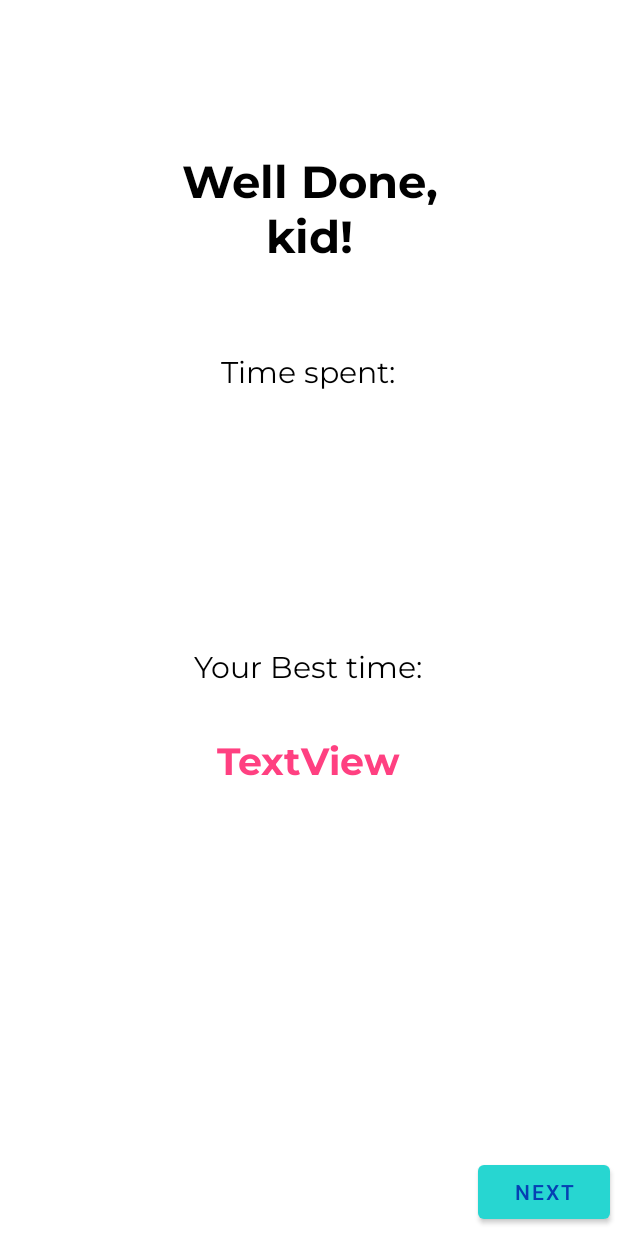
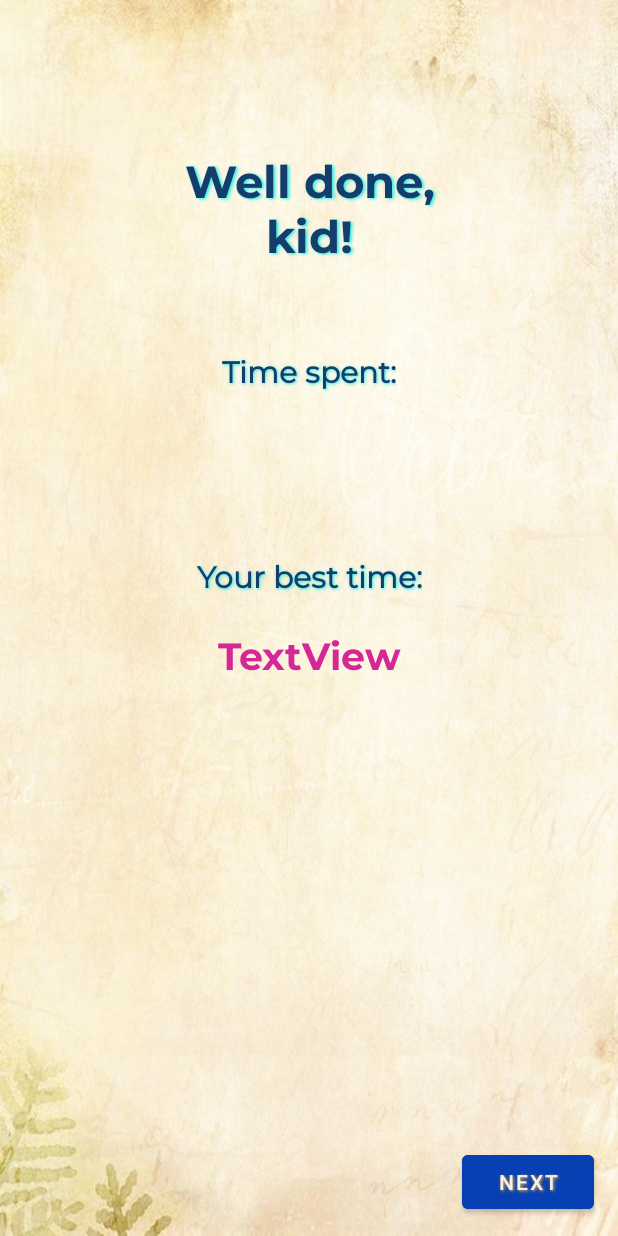
Before and after one commit to SantaKolosovska/KidsPuzzle, an Android app: the ScoreActivity screen opened directly, with no data from a screen before it, on a phone screen of 412 x 824 dp. Run offline under Robolectric (Android 15) with nearby library versions, the phone set to English and light mode, and no system bars.

Commit message:
changed some of design

```diff
--- a/app/src/main/res/layout/activity_grid_view.xml
+++ b/app/src/main/res/layout/activity_grid_view.xml
@@ -37,6 +37,7 @@
         android:onClick="onImageFromCameraClick"
         android:src="@drawable/ic_baseline_photo_camera_24"
         android:backgroundTint="@color/pink"
+        android:alpha="0.8"
         app:layout_constraintBottom_toBottomOf="parent"
         app:layout_constraintEnd_toEndOf="parent" />
 
@@ -52,6 +53,8 @@
         android:src="@drawable/ic_baseline_image_24"
         android:tint="@android:color/white"
         app:layout_constraintBottom_toBottomOf="parent"
+        android:backgroundTint="@color/pink"
+        android:alpha="0.8"
         app:layout_constraintEnd_toStartOf="@id/cameraButton" />
 
 </androidx.constraintlayout.widget.ConstraintLayout>
--- a/app/src/main/res/layout/activity_score.xml
+++ b/app/src/main/res/layout/activity_score.xml
@@ -4,6 +4,7 @@
     xmlns:tools="http://schemas.android.com/tools"
     android:layout_width="match_parent"
     android:layout_height="match_parent"
+    android:background="@drawable/bg_beige1"
     tools:context=".ScoreActivity">
 
     <TextView
@@ -13,8 +14,12 @@
         android:layout_marginTop="100dp"
         android:fontFamily="@font/montserrat_bold"
         android:gravity="center"
+        android:shadowColor="@color/aqua"
+        android:shadowDx="2"
+        android:shadowDy="1"
+        android:shadowRadius="2"
         android:text="@string/congratulation"
-        android:textColor="@color/black"
+        android:textColor="@color/blue_dark1"
         android:textSize="30sp"
         app:layout_constraintEnd_toEndOf="parent"
         app:layout_constraintStart_toStartOf="parent"
@@ -28,26 +33,29 @@
         android:fontFamily="@font/montserrat"
         android:gravity="center"
         android:text="@string/your_time_text"
-        android:textColor="@color/black"
+        android:textColor="@color/blue_dark1"
         android:textSize="20sp"
+        android:textStyle="bold"
         app:layout_constraintEnd_toEndOf="parent"
-        app:layout_constraintHorizontal_bias="0.498"
         app:layout_constraintStart_toStartOf="parent"
         app:layout_constraintTop_toBottomOf="@+id/congratulation_text"
-        tools:ignore="UnknownId" />
+        tools:ignore="UnknownId"
+        android:shadowColor="@color/aqua"
+        android:shadowDx="1"
+        android:shadowDy="1"
+        android:shadowRadius="2"/>
 
     <TextView
         android:id="@+id/your_time"
         android:layout_width="wrap_content"
         android:layout_height="wrap_content"
-        android:layout_marginTop="30dp"
+        android:layout_marginTop="20dp"
         android:fontFamily="@font/montserrat_bold"
         android:gravity="center"
         android:text="@string/textview"
-        android:textColor="@color/colorAccent"
+        android:textColor="@color/purple"
         android:textSize="25sp"
         app:layout_constraintEnd_toEndOf="parent"
-        app:layout_constraintHorizontal_bias="0.498"
         app:layout_constraintStart_toStartOf="parent"
         app:layout_constraintTop_toBottomOf="@+id/your_time_text" />
 
@@ -55,29 +63,32 @@
         android:id="@+id/best_time_text"
         android:layout_width="wrap_content"
         android:layout_height="wrap_content"
-        android:layout_marginTop="100dp"
+        android:layout_marginTop="50dp"
         android:fontFamily="@font/montserrat"
         android:gravity="center"
         android:text="@string/best_time_text"
-        android:textColor="@color/black"
         android:textSize="20sp"
         app:layout_constraintEnd_toEndOf="parent"
-        app:layout_constraintHorizontal_bias="0.498"
         app:layout_constraintStart_toStartOf="parent"
-        app:layout_constraintTop_toBottomOf="@+id/your_time" />
+        app:layout_constraintTop_toBottomOf="@+id/your_time"
+        android:textColor="@color/blue_dark1"
+        android:textStyle="bold"
+        android:shadowColor="@color/aqua"
+        android:shadowDx="1"
+        android:shadowDy="1"
+        android:shadowRadius="2"/>
 
     <TextView
         android:id="@+id/best_time"
         android:layout_width="wrap_content"
         android:layout_height="36dp"
-        android:layout_marginTop="30dp"
+        android:layout_marginTop="20dp"
         android:fontFamily="@font/montserrat_bold"
         android:gravity="center"
         android:text="TextView"
-        android:textColor="@color/colorAccent"
+        android:textColor="@color/purple"
         android:textSize="25sp"
         app:layout_constraintEnd_toEndOf="parent"
-        app:layout_constraintHorizontal_bias="0.498"
         app:layout_constraintStart_toStartOf="parent"
         app:layout_constraintTop_toBottomOf="@+id/best_time_text" />
 
@@ -96,10 +107,17 @@
         android:id="@+id/next_btn"
         android:layout_width="wrap_content"
         android:layout_height="wrap_content"
-        android:layout_marginEnd="5dp"
-        android:layout_marginBottom="5dp"
+        android:layout_marginEnd="16dp"
+        android:layout_marginBottom="12dp"
         android:onClick="startNewGame"
         android:text="@string/next_btn"
+        android:textColor="@color/beige"
+        android:shadowColor="@color/yellow"
+        android:shadowDx="1"
+        android:shadowDy="1"
+        android:shadowRadius="2"
+        android:backgroundTint="@color/blue_dark"
+        android:alpha="1"
         app:layout_constraintBottom_toBottomOf="parent"
         app:layout_constraintEnd_toEndOf="parent" />
 </androidx.constraintlayout.widget.ConstraintLayout>
--- a/app/src/main/res/values/colors.xml
+++ b/app/src/main/res/values/colors.xml
@@ -22,8 +22,9 @@
 
     --- edited colors from palette ---
     <color name="blue_dark">#0640B3</color>
-    <color name="purple">#CE1D8D</color>
-    <color name="pink">#C3FA207F</color>
-    <color name="aqua">#27D6D1</color>
+    <color name="purple">#D62796</color>
+    <color name="pink">#FA207F</color>
+    <color name="aqua">#28EEE7</color>
+    <color name="yellow2">#FBCD42</color>
     --- /colors from palette ---
 </resources>
--- a/app/src/main/res/values/strings.xml
+++ b/app/src/main/res/values/strings.xml
@@ -1,8 +1,8 @@
 <resources>
     <string name="app_name">AndroidPuzzleGame</string>
-    <string name="congratulation">Well Done, kid!</string>
+    <string name="congratulation">Well done, kid!</string>
     <string name="your_time_text">Time spent: </string>
-    <string name="best_time_text">Your Best time:  </string>
+    <string name="best_time_text">Your best time:  </string>
     <string name="textview">TextView</string>
     <string name="next_btn">NEXT</string>
     <string name="exit_btn">EXIT</string>
--- a/app/src/main/res/values/themes.xml
+++ b/app/src/main/res/values/themes.xml
@@ -4,7 +4,7 @@
         <!-- Primary brand color. -->
         <item name="colorPrimary">@color/beige</item>
         <item name="colorPrimaryVariant">@color/blue_dark</item>
-        <item name="colorOnPrimary">@color/purple</item>
+        <item name="colorOnPrimary">@color/teal</item>
         <!-- Secondary brand color. -->
         <item name="colorSecondary">@color/teal_200</item>
         <item name="colorSecondaryVariant">@color/teal_700</item>
@@ -32,7 +32,7 @@
         <item name="android:statusBarColor" tools:targetApi="l">?attr/colorPrimaryVariant</item>
         <!-- Customize your theme here. -->
         <item name="colorPrimaryDark">@color/blue_dark</item>
-        <item name="colorAccent">@color/colorAccent</item>
+        <item name="colorAccent">@color/purple</item>
     </style>
 
 </resources>
```
Also changed, not shown: app/src/main/res/layout/activity_complexity.xml (+44 -16 lines), app/src/main/res/layout/activity_start.xml (+31 -13 lines), app/src/main/res/drawable/bg_beige1.jpg (added), app/src/main/res/drawable/logo_removebg.png (added), app/src/main/res/drawable/logo_round.png (added), app/src/main/res/drawable/logo_round2.png (added), app/src/main/res/drawable/logo_round3.png (added), app/src/main/res/drawable/puzzle_bg.jpg (added), app/src/main/res/drawable/puzzle_bg_bluer.jpg (added), app/src/main/res/drawable/puzzle_bg_narrower.jpg (added). Lines whose indentation alone changed are shown as unchanged.
